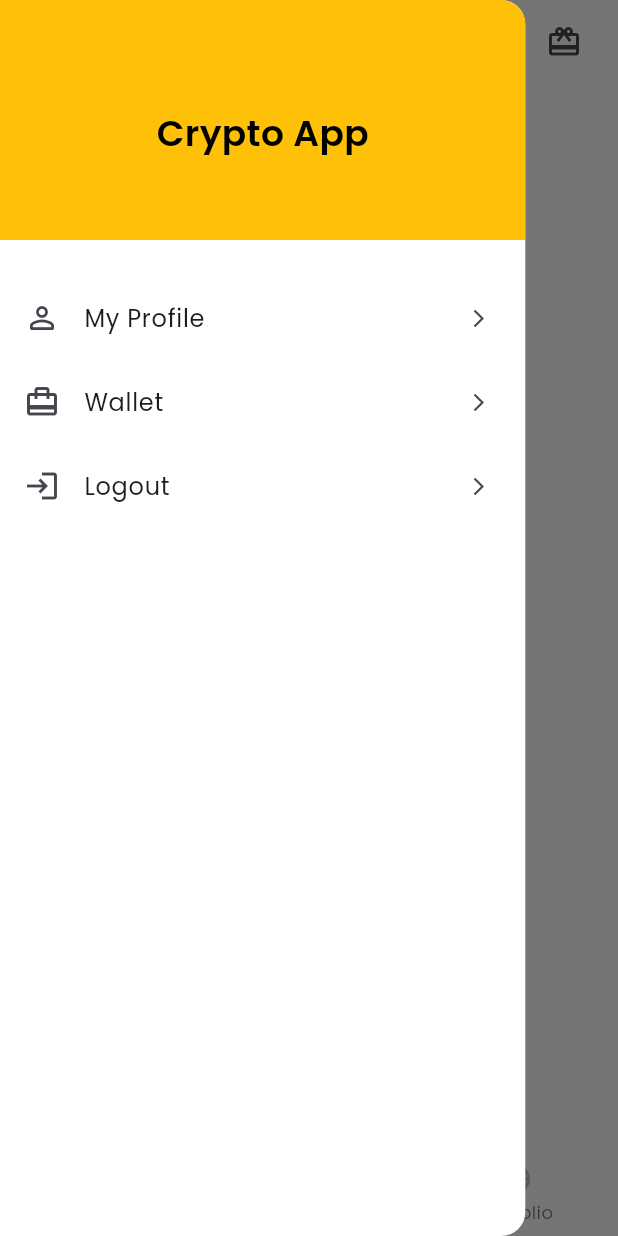
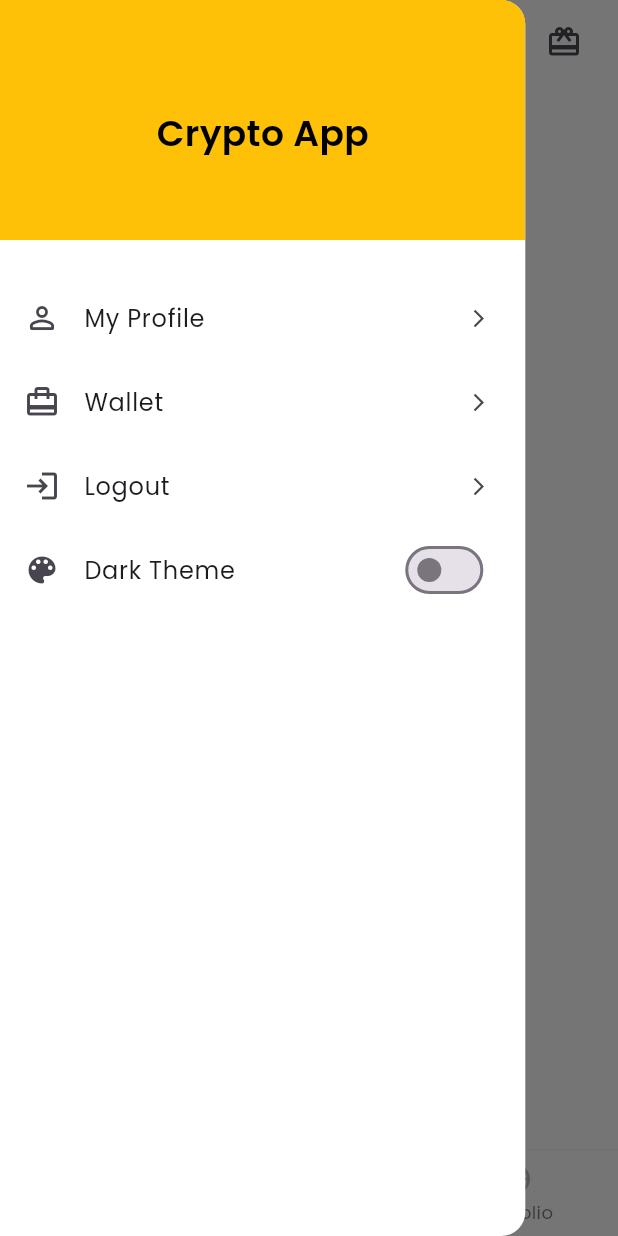
Before and after one commit to PrashantShaw/flutter-Crypto_App_v1, a Flutter app: the screen it shows after launch, after a tap on the "sort" icon, on a phone screen of 412 x 824 dp. Run offline on Flutter 3.47's test engine with Material 3 defaults, Android fonts, the light colour scheme and no system bars; our stand-ins replace fl_chart, flutter_spinkit; network calls fail.

Commit message:
feat: basic theme toggler

```diff
--- a/lib/main.dart
+++ b/lib/main.dart
@@ -1,7 +1,9 @@
 // import 'package:crypto_app_01/pages/coin_market_page.dart';
+import 'package:crypto_app_01/resources/providers/theme_provider.dart';
 import 'package:crypto_app_01/ui/pages/splash_screen.dart';
 import 'package:crypto_app_01/resources/providers/coinchart_provider.dart';
 import 'package:crypto_app_01/resources/providers/coins_provider.dart';
+import 'package:crypto_app_01/ui/theme/app_theme.dart';
 import 'package:flutter/material.dart';
 import 'package:flutter/services.dart';
 import 'package:provider/provider.dart';
@@ -12,6 +14,7 @@ void main() {
       providers: [
         ChangeNotifierProvider(create: (_) => Coins()),
         ChangeNotifierProvider(create: (_) => CoinChart()),
+        ChangeNotifierProvider(create: (_) => CAppThemeProvider()),
       ],
       child: const MyApp(),
     ),
@@ -32,10 +35,13 @@ class MyApp extends StatelessWidget {
       ),
     );
 
+    ThemeData themeData = context.watch<CAppThemeProvider>().cAppThemeData;
+
     return MaterialApp(
       debugShowCheckedModeBanner: false,
-      theme: ThemeData(fontFamily: 'Poppins', useMaterial3: true),
-      // home: CoinMarketPage(),
+      themeMode: ThemeMode.system,
+      theme: themeData,
+      darkTheme: CAppTheme.darkTheme(),
       home: const SplashScreen(),
     );
   }
--- /dev/null
+++ b/lib/resources/providers/theme_provider.dart
@@ -0,0 +1,20 @@
+import 'package:crypto_app_01/ui/theme/app_theme.dart';
+import 'package:flutter/material.dart';
+
+enum ThemeType { dark, light }
+
+class CAppThemeProvider extends ChangeNotifier {
+  bool _isDark = ThemeMode.system == ThemeMode.dark;
+  ThemeData _cAppThemeData = ThemeMode.system == ThemeMode.dark
+      ? CAppTheme.darkTheme()
+      : CAppTheme.lightTheme();
+
+  ThemeData get cAppThemeData => _cAppThemeData;
+  bool get isDark => _isDark;
+
+  void toggleCAppTheme() {
+    _isDark = !_isDark;
+    _cAppThemeData = _isDark ? CAppTheme.darkTheme() : CAppTheme.lightTheme();
+    notifyListeners();
+  }
+}
--- a/lib/ui/components/root_drawer.dart
+++ b/lib/ui/components/root_drawer.dart
@@ -1,6 +1,8 @@
+import 'package:crypto_app_01/resources/providers/theme_provider.dart';
 import 'package:crypto_app_01/utils/helper.dart';
 import 'package:flutter/material.dart';
 import 'package:flutter/services.dart';
+import 'package:provider/provider.dart';
 
 Drawer rootDrawer(BuildContext context) {
   return Drawer(
@@ -49,6 +51,16 @@ Drawer rootDrawer(BuildContext context) {
             size: 14,
           ),
         ),
+        ListTile(
+          leading: Icon(Icons.color_lens),
+          title: Text('Dark Theme'),
+          onTap: () {},
+          trailing: Switch(
+            value: context.watch<CAppThemeProvider>().isDark,
+            onChanged: (val) =>
+                context.read<CAppThemeProvider>().toggleCAppTheme(),
+          ),
+        ),
       ],
     ),
   );
--- a/lib/ui/pages/chart_page.dart
+++ b/lib/ui/pages/chart_page.dart
@@ -1,3 +1,4 @@
+import 'package:crypto_app_01/resources/providers/theme_provider.dart';
 import 'package:crypto_app_01/ui/components/chart_filter_button.dart';
 import 'package:crypto_app_01/resources/providers/coinchart_provider.dart';
 import 'package:crypto_app_01/utils/helper.dart';
@@ -239,7 +240,8 @@ class _CoinChartPageState extends State<CoinChartPage> {
         ),
         lineBarsData: [
           LineChartBarData(
-            color: Colors.amber,
+            color:
+                context.watch<CAppThemeProvider>().cAppThemeData.primaryColor,
             spots: getChartFlSpots(),
             isCurved: true,
             isStrokeCapRound: true,
--- /dev/null
+++ b/lib/ui/theme/app_theme.dart
@@ -0,0 +1,23 @@
+import 'package:flutter/material.dart';
+
+class CAppTheme {
+  // light theme -
+  static ThemeData lightTheme() {
+    return ThemeData(
+      fontFamily: 'Poppins',
+      useMaterial3: true,
+      brightness: Brightness.light,
+      primaryColor: Colors.amber,
+    );
+  }
+
+  // dark theme -
+  static ThemeData darkTheme() {
+    return ThemeData(
+      fontFamily: 'Poppins',
+      useMaterial3: true,
+      brightness: Brightness.dark,
+      primaryColor: Colors.purple,
+    );
+  }
+}
```
